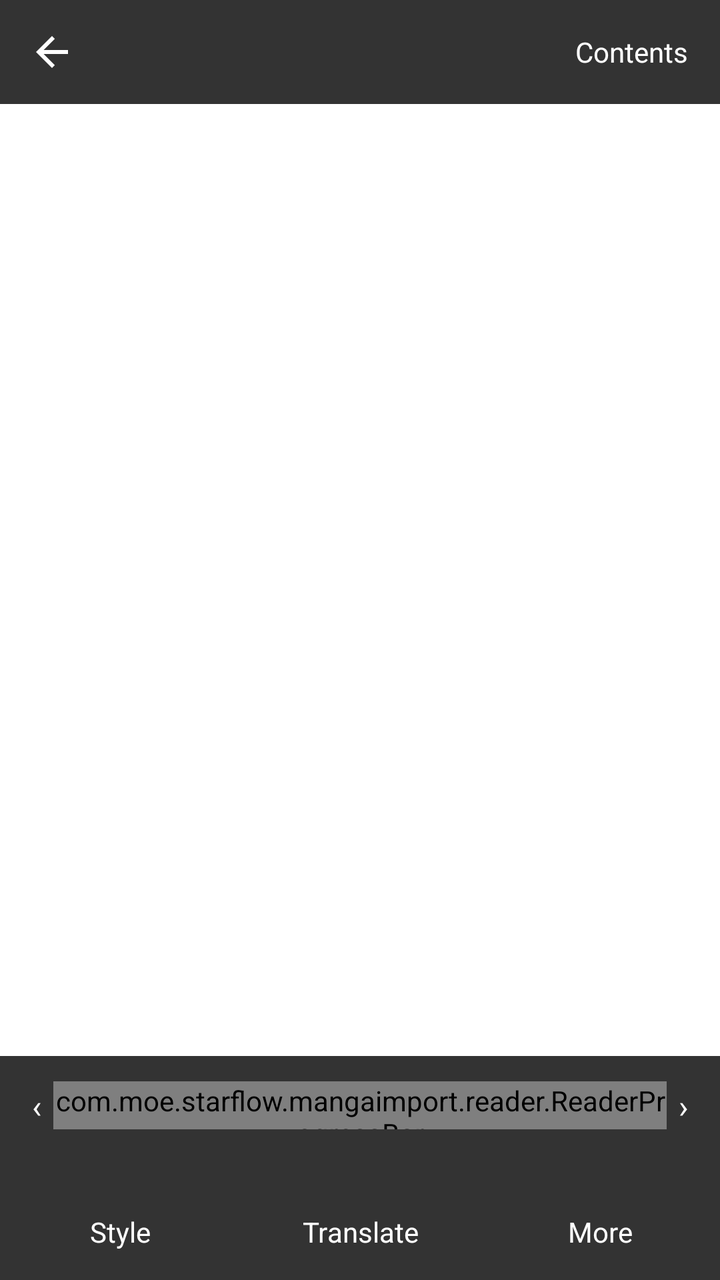
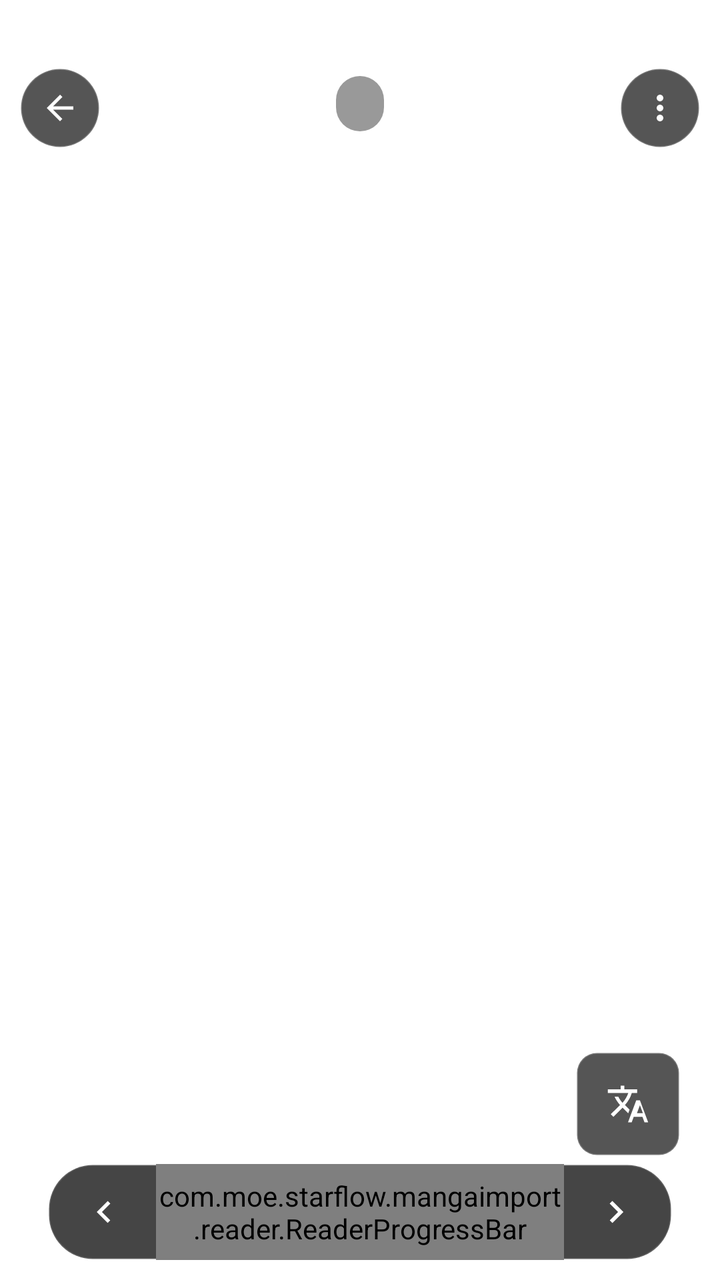

An Android layout rendered at two revisions. The XML below is the earlier revision; the diff shows what the commit changed to produce the second picture.
<!-- AndroidManifest.xml: activity theme Theme.MaterialComponents.DayNight.NoActionBar -->
<!-- res/layout/activity_novel_reader.xml -->
<?xml version="1.0" encoding="utf-8"?>
<FrameLayout xmlns:android="http://schemas.android.com/apk/res/android"
    android:id="@+id/novel_root"
    android:layout_width="match_parent"
    android:layout_height="match_parent"
    android:background="#FFFFFF">

    <androidx.viewpager2.widget.ViewPager2
        android:id="@+id/novel_pager"
        android:layout_width="match_parent"
        android:layout_height="match_parent" />

    <androidx.recyclerview.widget.RecyclerView
        android:id="@+id/novel_scroll"
        android:layout_width="match_parent"
        android:layout_height="match_parent"
        android:visibility="gone" />

    
    <LinearLayout
        android:id="@+id/novel_top_bar"
        android:layout_width="match_parent"
        android:layout_height="wrap_content"
        android:layout_gravity="top"
        android:orientation="horizontal"
        android:gravity="center_vertical"
        android:padding="8dp"
        android:background="#CC000000">

        <ImageView
            android:id="@+id/novel_back"
            android:layout_width="36dp"
            android:layout_height="36dp"
            android:padding="6dp"
            android:src="@drawable/ic_reader_back"
            android:contentDescription="@string/novel_back"
            android:clickable="true" />

        <TextView
            android:id="@+id/novel_title"
            android:layout_width="0dp"
            android:layout_height="wrap_content"
            android:layout_weight="1"
            android:paddingStart="8dp"
            android:paddingEnd="8dp"
            android:singleLine="true"
            android:ellipsize="middle"
            android:textSize="14sp"
            android:textColor="#FFFFFF" />

        <TextView
            android:id="@+id/novel_toc"
            android:layout_width="wrap_content"
            android:layout_height="wrap_content"
            android:padding="8dp"
            android:textSize="14sp"
            android:textColor="#FFFFFF"
            android:clickable="true"
            android:text="@string/novel_toc" />
    </LinearLayout>

    
    <LinearLayout
        android:id="@+id/novel_bottom_bar"
        android:layout_width="match_parent"
        android:layout_height="wrap_content"
        android:layout_gravity="bottom"
        android:orientation="vertical"
        android:background="#CC000000"
        android:paddingTop="8dp">

        <LinearLayout
            android:layout_width="match_parent"
            android:layout_height="wrap_content"
            android:orientation="horizontal"
            android:gravity="center_vertical"
            android:paddingStart="10dp"
            android:paddingEnd="10dp">

            <TextView
                android:id="@+id/novel_prev_chapter"
                android:layout_width="wrap_content"
                android:layout_height="wrap_content"
                android:padding="6dp"
                android:textSize="16sp"
                android:textColor="#FFFFFF"
                android:clickable="true"
                android:text="‹" />

            <com.moe.starflow.mangaimport.reader.ReaderProgressBar
                android:id="@+id/novel_progress"
                android:layout_width="0dp"
                android:layout_height="24dp"
                android:layout_weight="1" />

            <TextView
                android:id="@+id/novel_next_chapter"
                android:layout_width="wrap_content"
                android:layout_height="wrap_content"
                android:padding="6dp"
                android:textSize="16sp"
                android:textColor="#FFFFFF"
                android:clickable="true"
                android:text="›" />
        </LinearLayout>

        <TextView
            android:id="@+id/novel_page_label"
            android:layout_width="match_parent"
            android:layout_height="wrap_content"
            android:gravity="center"
            android:paddingBottom="6dp"
            android:textSize="12sp"
            android:textColor="#CCFFFFFF" />

        <LinearLayout
            android:layout_width="match_parent"
            android:layout_height="48dp"
            android:orientation="horizontal">

            <TextView
                android:id="@+id/novel_tab_style"
                style="@style/NovelReaderTab"
                android:text="@string/novel_tab_style" />

            <TextView
                android:id="@+id/novel_tab_translate"
                style="@style/NovelReaderTab"
                android:text="@string/novel_tab_translate" />

            <TextView
                android:id="@+id/novel_tab_more"
                style="@style/NovelReaderTab"
                android:text="@string/novel_tab_more" />
        </LinearLayout>
    </LinearLayout>

    <TextView
        android:id="@+id/novel_status"
        android:layout_width="match_parent"
        android:layout_height="wrap_content"
        android:layout_gravity="center"
        android:gravity="center"
        android:padding="16dp"
        android:textSize="14sp"
        android:visibility="gone" />
</FrameLayout>
<!-- resources referenced by this layout -->
<resources>
  <string name="novel_back">Back</string>
  <string name="novel_tab_more">More</string>
  <string name="novel_tab_style">Style</string>
  <string name="novel_tab_translate">Translate</string>
  <style name="NovelReaderTab">
          <item name="android:layout_width">0dp</item>
          <item name="android:layout_height">match_parent</item>
          <item name="android:layout_weight">1</item>
          <item name="android:gravity">center</item>
          <item name="android:textSize">14sp</item>
          <item name="android:textColor">#FFFFFF</item>
          <item name="android:clickable">true</item>
          <item name="android:background">?android:attr/selectableItemBackground</item>
      </style>
  <!-- unchanged entries left out for length: 2 -->
</resources>

<!-- the commit's change to res/layout/activity_novel_reader.xml (unified diff, before → after) -->
@@ -1,140 +1,207 @@
 <?xml version="1.0" encoding="utf-8"?>
-<FrameLayout xmlns:android="http://schemas.android.com/apk/res/android"
+<FrameLayout
+    xmlns:android="http://schemas.android.com/apk/res/android"
+    xmlns:app="http://schemas.android.com/apk/res-auto"
     android:id="@+id/novel_root"
     android:layout_width="match_parent"
     android:layout_height="match_parent"
     android:background="#FFFFFF">
 
+    
     <androidx.viewpager2.widget.ViewPager2
         android:id="@+id/novel_pager"
         android:layout_width="match_parent"
-        android:layout_height="match_parent" />
-
+        android:layout_height="match_parent"/>
+
+    
     <androidx.recyclerview.widget.RecyclerView
         android:id="@+id/novel_scroll"
         android:layout_width="match_parent"
         android:layout_height="match_parent"
-        android:visibility="gone" />
+        android:visibility="gone"/>
+
+    
+    <FrameLayout
+        android:id="@+id/btn_back"
+        android:layout_width="wrap_content"
+        android:layout_height="wrap_content"
+        android:layout_gravity="top|start"
+        android:layout_marginStart="10dp"
+        android:layout_marginTop="34dp"
+        android:background="@drawable/bg_floating_btn_view"
+        android:padding="10dp"
+        android:clickable="true"
+        android:contentDescription="@string/reader_back">
+
+        <ImageView
+            android:layout_width="20dp"
+            android:layout_height="20dp"
+            android:src="@drawable/ic_reader_back"
+            android:contentDescription="@string/reader_back"/>
+    </FrameLayout>
+
+    
+    <FrameLayout
+        android:id="@+id/btn_menu"
+        android:layout_width="wrap_content"
+        android:layout_height="wrap_content"
+        android:layout_gravity="top|end"
+        android:layout_marginEnd="10dp"
+        android:layout_marginTop="34dp"
+        android:background="@drawable/bg_floating_btn_view"
+        android:padding="10dp"
+        android:clickable="true"
+        android:contentDescription="@string/reader_tab_more">
+
+        <ImageView
+            android:layout_width="20dp"
+            android:layout_height="20dp"
+            android:src="@drawable/ic_reader_more"
+            app:tint="#FFFFFF"
+            android:contentDescription="@string/reader_tab_more"/>
+    </FrameLayout>
+
+    
+    <TextView
+        android:id="@+id/tv_page_indicator"
+        android:layout_width="wrap_content"
+        android:layout_height="wrap_content"
+        android:layout_gravity="top|center_horizontal"
+        android:layout_marginTop="38dp"
+        android:background="@drawable/bg_pill_dark"
+        android:paddingStart="12dp"
+        android:paddingTop="5dp"
+        android:paddingEnd="12dp"
+        android:paddingBottom="5dp"
+        android:textColor="#FFFFFF"
+        android:textSize="13sp"
+        android:clickable="true"
+        android:contentDescription="@string/novel_toc"/>
 
     
     <LinearLayout
-        android:id="@+id/novel_top_bar"
-        android:layout_width="match_parent"
-        android:layout_height="wrap_content"
-        android:layout_gravity="top"
+        android:id="@+id/bottom_progress"
+        android:layout_width="match_parent"
+        android:layout_height="48dp"
+        android:layout_gravity="bottom"
         android:orientation="horizontal"
         android:gravity="center_vertical"
-        android:padding="8dp"
-        android:background="#CC000000">
-
-        <ImageView
-            android:id="@+id/novel_back"
-            android:layout_width="36dp"
-            android:layout_height="36dp"
-            android:padding="6dp"
-            android:src="@drawable/ic_reader_back"
-            android:contentDescription="@string/novel_back"
-            android:clickable="true" />
-
-        <TextView
-            android:id="@+id/novel_title"
+        android:background="@drawable/bg_progress_pill"
+        android:layout_marginStart="24dp"
+        android:layout_marginEnd="24dp"
+        android:layout_marginBottom="10dp"
+        android:paddingStart="6dp"
+        android:paddingEnd="6dp">
+
+        <FrameLayout
+            android:id="@+id/btn_prev"
+            android:layout_width="44dp"
+            android:layout_height="match_parent"
+            android:gravity="center"
+            android:clickable="true"
+            android:contentDescription="@string/novel_prev_chapter">
+
+            <ImageView
+                android:layout_width="22dp"
+                android:layout_height="22dp"
+                android:layout_gravity="center"
+                android:src="@drawable/ic_reader_prev"
+                android:contentDescription="@string/novel_prev_chapter"/>
+        </FrameLayout>
+
+        <com.moe.starflow.mangaimport.reader.ReaderProgressBar
+            android:id="@+id/novel_progress"
             android:layout_width="0dp"
-            android:layout_height="wrap_content"
+            android:layout_height="match_parent"
             android:layout_weight="1"
-            android:paddingStart="8dp"
-            android:paddingEnd="8dp"
-            android:singleLine="true"
-            android:ellipsize="middle"
-            android:textSize="14sp"
-            android:textColor="#FFFFFF" />
-
-        <TextView
-            android:id="@+id/novel_toc"
-            android:layout_width="wrap_content"
-            android:layout_height="wrap_content"
-            android:padding="8dp"
-            android:textSize="14sp"
-            android:textColor="#FFFFFF"
-            android:clickable="true"
-            android:text="@string/novel_toc" />
+            android:layout_gravity="center_vertical"
+            android:layout_marginHorizontal="4dp"/>
+
+        <FrameLayout
+            android:id="@+id/btn_next"
+            android:layout_width="44dp"
+            android:layout_height="match_parent"
+            android:gravity="center"
+            android:clickable="true"
+            android:contentDescription="@string/novel_next_chapter">
+
+            <ImageView
+                android:layout_width="22dp"
+                android:layout_height="22dp"
+                android:layout_gravity="center"
+                android:src="@drawable/ic_reader_next"
+                android:contentDescription="@string/novel_next_chapter"/>
+        </FrameLayout>
     </LinearLayout>
 
     
     <LinearLayout
-        android:id="@+id/novel_bottom_bar"
-        android:layout_width="match_parent"
-        android:layout_height="wrap_content"
-        android:layout_gravity="bottom"
-        android:orientation="vertical"
-        android:background="#CC000000"
-        android:paddingTop="8dp">
-
-        <LinearLayout
-            android:layout_width="match_parent"
-            android:layout_height="wrap_content"
-            android:orientation="horizontal"
-            android:gravity="center_vertical"
-            android:paddingStart="10dp"
-            android:paddingEnd="10dp">
-
-            <TextView
-                android:id="@+id/novel_prev_chapter"
-                android:layout_width="wrap_content"
-                android:layout_height="wrap_content"
-                android:padding="6dp"
-                android:textSize="16sp"
-                android:textColor="#FFFFFF"
-                android:clickable="true"
-                android:text="‹" />
-
-            <com.moe.starflow.mangaimport.reader.ReaderProgressBar
-                android:id="@+id/novel_progress"
-                android:layout_width="0dp"
-                android:layout_height="24dp"
-                android:layout_weight="1" />
-
-            <TextView
-                android:id="@+id/novel_next_chapter"
-                android:layout_width="wrap_content"
-                android:layout_height="wrap_content"
-                android:padding="6dp"
-                android:textSize="16sp"
-                android:textColor="#FFFFFF"
-                android:clickable="true"
-                android:text="›" />
-        </LinearLayout>
-
-        <TextView
-            android:id="@+id/novel_page_label"
-            android:layout_width="match_parent"
-            android:layout_height="wrap_content"
-            android:gravity="center"
-            android:paddingBottom="6dp"
-            android:textSize="12sp"
-            android:textColor="#CCFFFFFF" />
-
-        <LinearLayout
-            android:layout_width="match_parent"
-            android:layout_height="48dp"
-            android:orientation="horizontal">
-
-            <TextView
-                android:id="@+id/novel_tab_style"
-                style="@style/NovelReaderTab"
-                android:text="@string/novel_tab_style" />
-
-            <TextView
-                android:id="@+id/novel_tab_translate"
-                style="@style/NovelReaderTab"
-                android:text="@string/novel_tab_translate" />
-
-            <TextView
-                android:id="@+id/novel_tab_more"
-                style="@style/NovelReaderTab"
-                android:text="@string/novel_tab_more" />
-        </LinearLayout>
+        android:id="@+id/translate_group"
+        android:layout_width="wrap_content"
+        android:layout_height="wrap_content"
+        android:layout_gravity="bottom|end"
+        android:layout_marginEnd="20dp"
+        android:layout_marginBottom="62dp"
+        android:orientation="horizontal"
+        android:gravity="center"
+        android:padding="6dp"
+        android:background="@drawable/bg_reader_translate_group">
+
+        <FrameLayout
+            android:id="@+id/btn_toggle_translate"
+            android:layout_width="40dp"
+            android:layout_height="40dp"
+            android:gravity="center"
+            android:clickable="true"
+            android:visibility="gone"
+            android:contentDescription="@string/reader_toggle_desc">
+            <ImageView
+                android:id="@+id/iv_toggle_translate"
+                android:layout_width="22dp"
+                android:layout_height="22dp"
+                android:layout_gravity="center"
+                android:src="@drawable/ic_reader_translate"
+                app:tint="#FFFFFF"
+                android:contentDescription="@string/reader_toggle_desc"/>
+        </FrameLayout>
+
+        <FrameLayout
+            android:id="@+id/btn_fail_translate"
+            android:layout_width="40dp"
+            android:layout_height="40dp"
+            android:gravity="center"
+            android:clickable="true"
+            android:visibility="gone"
+            android:contentDescription="@string/reader_translate_failed_badge">
+            <ImageView
+                android:id="@+id/iv_fail_translate"
+                android:layout_width="22dp"
+                android:layout_height="22dp"
+                android:layout_gravity="center"
+                android:src="@drawable/ic_reader_warn"
+                app:tint="#FF8A80"
+                android:contentDescription="@string/reader_translate_failed_badge"/>
+        </FrameLayout>
+
+        <FrameLayout
+            android:id="@+id/btn_translate"
+            android:layout_width="40dp"
+            android:layout_height="40dp"
+            android:gravity="center"
+            android:clickable="true"
+            android:contentDescription="@string/reader_tab_translate">
+            <ImageView
+                android:id="@+id/iv_translate"
+                android:layout_width="22dp"
+                android:layout_height="22dp"
+                android:layout_gravity="center"
+                android:src="@drawable/ic_reader_translate"
+                app:tint="#FFFFFF"
+                android:contentDescription="@string/reader_tab_translate"/>
+        </FrameLayout>
     </LinearLayout>
 
+    
     <TextView
         android:id="@+id/novel_status"
         android:layout_width="match_parent"
@@ -144,4 +211,5 @@
         android:padding="16dp"
         android:textSize="14sp"
         android:visibility="gone" />
+
 </FrameLayout>
<!-- resource entries referenced after the edit -->
@@ -1,19 +1,74 @@
 <!-- resources referenced by this layout -->
 <resources>
-  <string name="novel_back">Back</string>
-  <string name="novel_tab_more">More</string>
-  <string name="novel_tab_style">Style</string>
-  <string name="novel_tab_translate">Translate</string>
-  <style name="NovelReaderTab">
-          <item name="android:layout_width">0dp</item>
-          <item name="android:layout_height">match_parent</item>
-          <item name="android:layout_weight">1</item>
-          <item name="android:gravity">center</item>
-          <item name="android:textSize">14sp</item>
-          <item name="android:textColor">#FFFFFF</item>
-          <item name="android:clickable">true</item>
-          <item name="android:background">?android:attr/selectableItemBackground</item>
-      </style>
+  <!-- drawable bg_floating_btn_view (drawable) -->
+  <selector xmlns:android="http://schemas.android.com/apk/res/android">
+      <item android:drawable="@drawable/bg_floating_btn" android:state_pressed="false"/>
+      <item android:drawable="@drawable/bg_floating_btn_pressed"/>
+  </selector>
+  <!-- drawable bg_pill_dark (drawable) -->
+  <shape xmlns:android="http://schemas.android.com/apk/res/android"
+      android:shape="rectangle">
+      <corners android:radius="12dp" />
+      <solid android:color="#66000000" />
+  </shape>
+  <!-- drawable bg_progress_pill (drawable) -->
+  <shape xmlns:android="http://schemas.android.com/apk/res/android"
+      android:shape="rectangle">
+      <corners android:radius="22dp" />
+      <solid android:color="#E8333333" />
+      <stroke android:width="1dp" android:color="#26FFFFFF" />
+  </shape>
+  <!-- drawable bg_reader_translate_group (drawable) -->
+  <?xml version="1.0" encoding="utf-8"?>
+  <shape xmlns:android="http://schemas.android.com/apk/res/android"
+      android:shape="rectangle">
+      <solid android:color="#AA000000"/>
+      <stroke android:width="1dp" android:color="#33FFFFFF"/>
+      <corners android:radius="10dp"/>
+  </shape>
+  <!-- drawable ic_reader_more (drawable) -->
+  <vector xmlns:android="http://schemas.android.com/apk/res/android" android:width="24dp" android:height="24dp" android:viewportWidth="24" android:viewportHeight="24">
+    <path android:fillColor="#FF000000" android:pathData="M12,8c1.1,0 2,-0.9 2,-2s-0.9,-2 -2,-2 -2,0.9 -2,2 0.9,2 2,2zM12,10c-1.1,0 -2,0.9 -2,2s0.9,2 2,2 2,-0.9 2,-2 -0.9,-2 -2,-2zM12,16c-1.1,0 -2,0.9 -2,2s0.9,2 2,2 2,-0.9 2,-2 -0.9,-2 -2,-2z"/>
+  </vector>
+  <!-- drawable ic_reader_next (drawable) -->
+  <vector xmlns:android="http://schemas.android.com/apk/res/android" android:width="22dp" android:height="22dp" android:viewportWidth="24" android:viewportHeight="24">
+    <path android:fillColor="#FFFFFFFF" android:pathData="M8.59,16.59L13.17,12 8.59,7.41 10,6l6,6 -6,6z"/>
+  </vector>
+  <!-- drawable ic_reader_prev (drawable) -->
+  <vector xmlns:android="http://schemas.android.com/apk/res/android" android:width="22dp" android:height="22dp" android:viewportWidth="24" android:viewportHeight="24">
+    <path android:fillColor="#FFFFFFFF" android:pathData="M15.41,16.59L10.83,12l4.58,-4.59L14,6l-6,6 6,6z"/>
+  </vector>
+  <!-- drawable ic_reader_translate (drawable) -->
+  <vector xmlns:android="http://schemas.android.com/apk/res/android" android:width="24dp" android:height="24dp" android:viewportWidth="24" android:viewportHeight="24">
+    <path android:fillColor="#FF000000" android:pathData="M12.87,15.07l-2.54,-2.51 0.03,-0.03c1.74,-1.94 2.98,-4.17 3.71,-6.53L17,6V4h-7V2H8v2H1v1.99h11.17C11.5,7.92 10.44,9.75 9,11.35 8.07,10.32 7.3,9.19 6.69,8h-2c0.73,1.63 1.73,3.17 2.98,4.56l-5.09,5.02L4,19l5,-5 3.11,3.11 0.76,-2.04zM18.5,10h-2L12,22h2l1.12,-3h4.75L21,22h2l-4.5,-12zM16.88,17l1.62,-4.33L20.12,17h-3.24z"/>
+  </vector>
+  <!-- drawable ic_reader_warn (drawable) -->
+  <vector xmlns:android="http://schemas.android.com/apk/res/android"
+      android:width="24dp"
+      android:height="24dp"
+      android:viewportWidth="24"
+      android:viewportHeight="24">
+      <path
+          android:fillColor="#FFFFFF"
+          android:pathData="M11,15h2v2h-2zM11,7h2v6h-2zM11.99,2C6.47,2 2,6.48 2,12s4.47,10 9.99,10C17.52,22 22,17.52 22,12S17.52,2 11.99,2zM12,20c-4.42,0 -8,-3.58 -8,-8s3.58,-8 8,-8 8,3.58 8,8 -3.58,8 -8,8z" />
+  </vector>
+  <string name="novel_next_chapter">Next chapter</string>
+  <string name="novel_prev_chapter">Previous chapter</string>
+  <string name="reader_back">Back</string>
+  <string name="reader_tab_more">More</string>
+  <string name="reader_tab_translate">Translate</string>
+  <string name="reader_toggle_desc">Toggle translated/original/plain</string>
+  <string name="reader_translate_failed_badge">Translation failed</string>
+  <!-- drawable bg_floating_btn (drawable) -->
+  <shape xmlns:android="http://schemas.android.com/apk/res/android" android:shape="oval">
+      <solid android:color="#AA000000" />
+      <stroke android:width="1dp" android:color="#33FFFFFF" />
+  </shape>
+  <!-- drawable bg_floating_btn_pressed (drawable) -->
+  <shape xmlns:android="http://schemas.android.com/apk/res/android" android:shape="oval">
+      <solid android:color="#66FFFFFF" />
+      <stroke android:width="1dp" android:color="#55FFFFFF" />
+  </shape>
   <!-- unchanged entries left out for length: 2 -->
 </resources>
 
